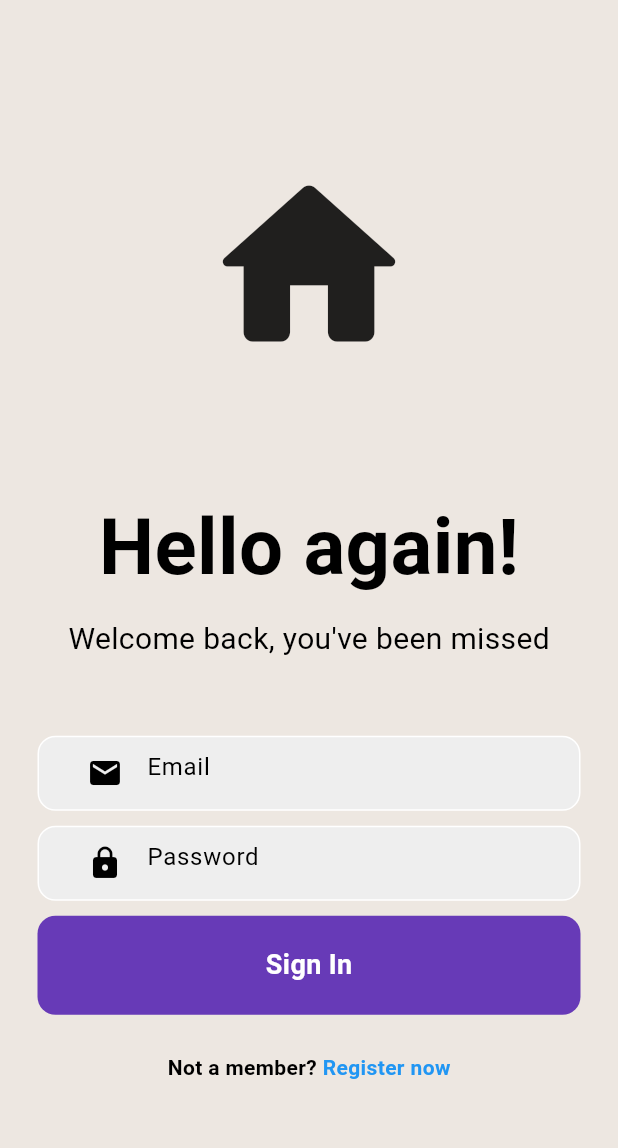
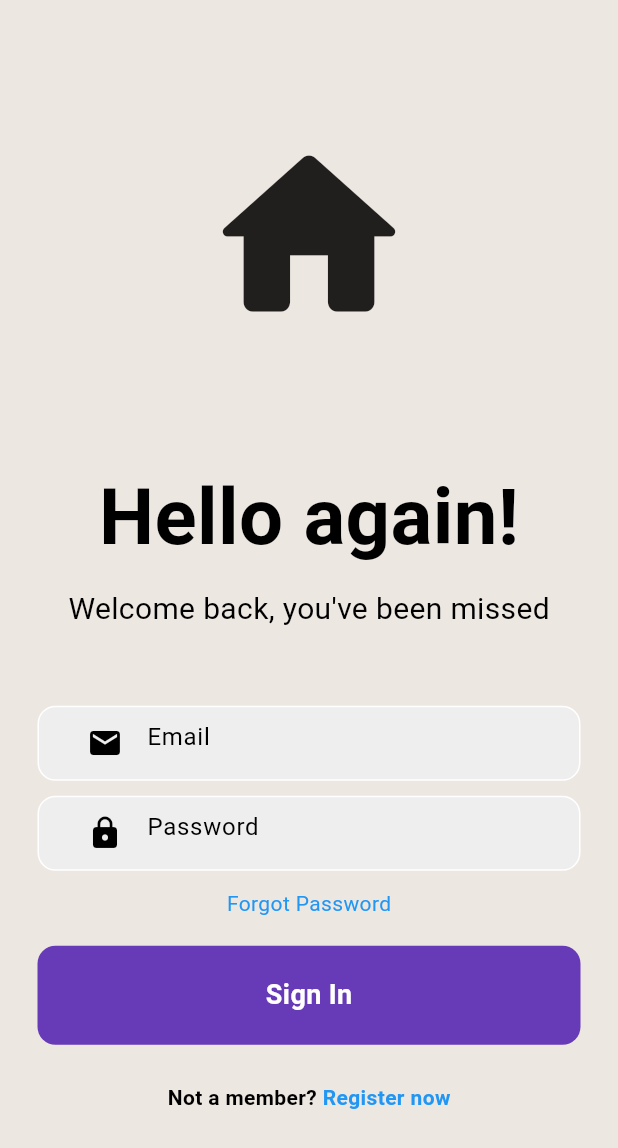
Before and after one commit to brianwereh/trustify, a Flutter app: the screen it shows after launch, on a phone screen of 412 x 824 dp. Shown: the top 1148 px of the screen. Run offline on Flutter 3.47's test engine with Material 3 defaults, Android fonts, the phone set to English and light mode, and no system bars; our stand-ins replace flutter_svg.

Commit message:
login page moded

```diff
--- a/lib/login_page.dart
+++ b/lib/login_page.dart
@@ -25,7 +25,7 @@ class _LoginPageState extends State<LoginPage> {
               ),
               SizedBox(height: 75),
               // Hello again!
-              Text(
+             const Text(
                 'Hello again!',
                 style: TextStyle(
                   fontWeight: FontWeight.bold,
@@ -33,7 +33,7 @@ class _LoginPageState extends State<LoginPage> {
                 ),
               ),
               SizedBox(height: 10),
-              Text(
+             const Text(
                 'Welcome back, you\'ve been missed',
                 style: TextStyle(
                   fontSize: 20,
@@ -52,7 +52,7 @@ class _LoginPageState extends State<LoginPage> {
                   ),
                   child: Padding(
                     padding: const EdgeInsets.only(left: 20.0),
-                    child: TextField(
+                    child:const TextField(
                       keyboardType: TextInputType.emailAddress,
                       decoration: InputDecoration(
                         border: InputBorder.none,
@@ -79,7 +79,7 @@ class _LoginPageState extends State<LoginPage> {
                   ),
                   child: Padding(
                     padding: const EdgeInsets.only(left: 20.0),
-                    child: TextField(
+                    child: const TextField(
                       obscureText: true,
                       decoration: InputDecoration(
                         border: InputBorder.none,
@@ -93,7 +93,14 @@ class _LoginPageState extends State<LoginPage> {
                   ),
                 ),
               ),
-              SizedBox(height: 10),
+              SizedBox(
+                height: 12.0,
+              ),
+             const Text(
+                "Forgot Password",
+                style: TextStyle(color: Colors.blue),
+              ),
+              SizedBox(height: 18),
 
               // sign in button
               Padding(
@@ -104,8 +111,9 @@ class _LoginPageState extends State<LoginPage> {
                     color: Colors.deepPurple,
                     borderRadius: BorderRadius.circular(12),
                   ),
+
                   child: Center(
-                    child: Text(
+                    child:  Text(
                       'Sign In',
                       style: TextStyle(
                         color: Colors.white,
@@ -122,13 +130,13 @@ class _LoginPageState extends State<LoginPage> {
               Row(
                 mainAxisAlignment: MainAxisAlignment.center,
                 children: [
-                  Text(
+                 const Text(
                     'Not a member?',
                     style: TextStyle(
                       fontWeight: FontWeight.bold,
                     ),
                   ),
-                  Text(
+                 const Text(
                     ' Register now',
                     style: TextStyle(
                       color: Colors.blue,
```
